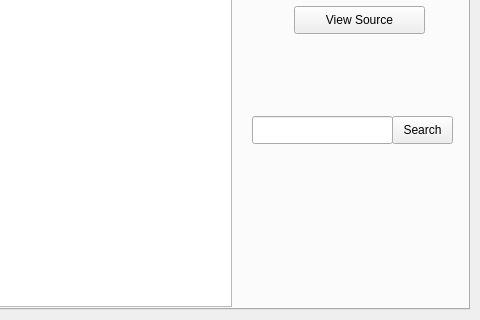
Above: uis/camelInstall.ui from AOS-GUI/AOS-GUI before the change; both pictures show x 180 to 660 and y 140 to 460 of the 660 by 460 pixel window. Below: the same form after it.
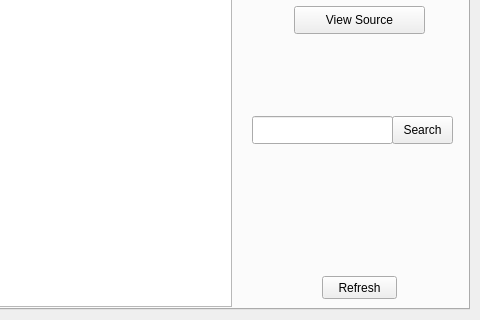
That is the form after the change.

```diff
--- a/uis/camelInstall.ui
+++ b/uis/camelInstall.ui
@@ -159,6 +159,19 @@
       </rect>
      </property>
     </widget>
+    <widget class="QPushButton" name="refreshButton">
+     <property name="geometry">
+      <rect>
+       <x>490</x>
+       <y>380</y>
+       <width>75</width>
+       <height>23</height>
+      </rect>
+     </property>
+     <property name="text">
+      <string>Refresh</string>
+     </property>
+    </widget>
    </widget>
   </widget>
  </widget>
```
Left out of the diff: 13 changed lines with no effect on the pictures.
